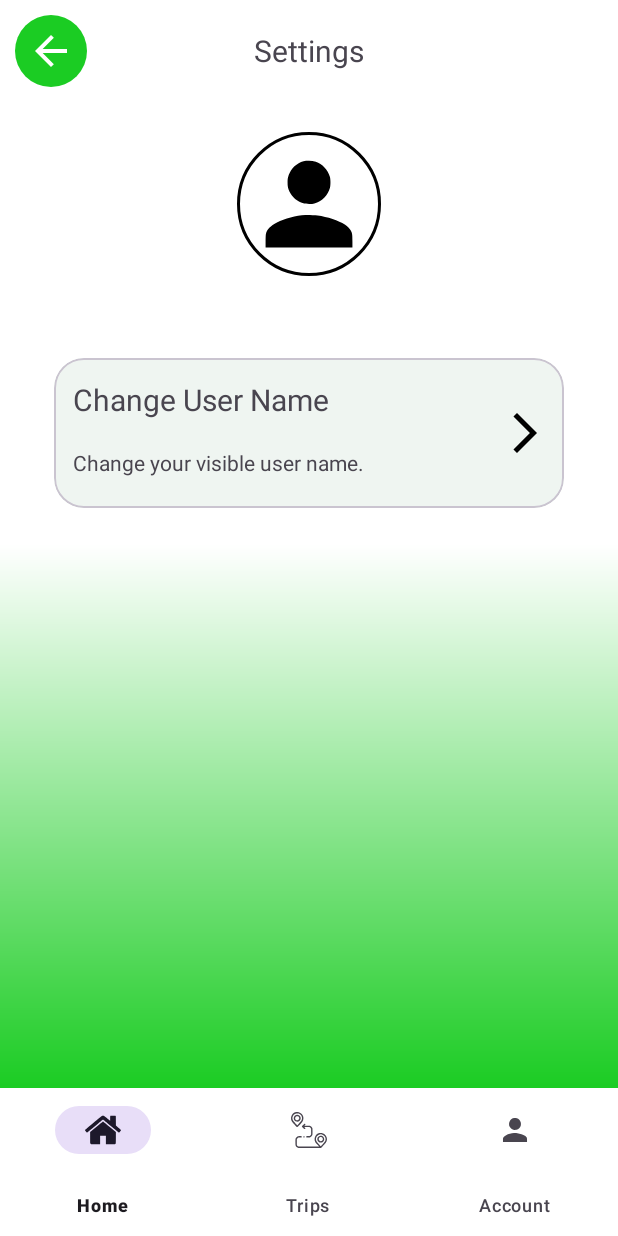
After one commit to borakafadar/Roamio, an Android app: the fragment SettingsFragment placed in its activity, on a phone screen of 412 x 824 dp. The commit adds this screen. Run offline under Robolectric (Android 15) with nearby library versions, the phone set to English and light mode, and no system bars; our stand-ins replace Room's generated code.

Commit message:
Adds settings screen and user name editing
Implements a settings screen accessible from the account fragment.
Adds functionality to change the user's name through a dialog within the settings screen, persisting the change to the database.
Updates user data calculation logic.
Changes how trip data is loaded to use the trips table and ensures consistent data.

```diff
--- a/app/src/main/java/com/borakafadar/roamio/AccountFragment.java
+++ b/app/src/main/java/com/borakafadar/roamio/AccountFragment.java
@@ -112,6 +112,14 @@
         });
         handler.postDelayed(runnable,1000);
 
+        view.findViewById(R.id.settingsButton).setOnClickListener(new View.OnClickListener() {
+            @Override
+            public void onClick(View v) {
+                Fragment fragment = new SettingsFragment();
+                getActivity().getSupportFragmentManager().beginTransaction().replace(R.id.fragment_container, fragment).commit();
+            }
+        });
+
         return view;
     }
 
@@ -166,7 +174,8 @@
         SaveManager.getUser(this.getContext(), new SaveManager.UserCallback() {
             @Override
             public void onUserLoaded(User user) {
-                user.setTripEntitiesFromJson();
+                //user.setTripEntitiesFromJson();
+                user.setTripEntitiesFromTripsTable(AccountFragment.this.getContext());
                 AccountFragment.this.user = user;
             }
 
--- a/app/src/main/java/com/borakafadar/roamio/App/Save/Converter.java
+++ b/app/src/main/java/com/borakafadar/roamio/App/Save/Converter.java
@@ -45,10 +45,4 @@
         return tripEntity;
     }
 
-    public static Trip tripEntityToTrip(TripEntity tripEntity){
-        //TODO: implement method
-        Trip trip = new Trip();
-
-        return trip;
-    }
 }
--- a/app/src/main/java/com/borakafadar/roamio/App/Save/SaveManager.java
+++ b/app/src/main/java/com/borakafadar/roamio/App/Save/SaveManager.java
@@ -107,6 +107,9 @@
     public static void updateUser(Context context, User user){
         UserDatabase db = Room.databaseBuilder(context, UserDatabase.class, "user-database").build();
         new Thread(() -> {
+            user.setTripEntitiesToJson();
+            user.calculateData();
+            Log.d("userDb", "user successfully updated");
             db.userDao().update(user);
         }).start();
     }
--- a/app/src/main/java/com/borakafadar/roamio/App/User.java
+++ b/app/src/main/java/com/borakafadar/roamio/App/User.java
@@ -1,14 +1,18 @@
 package com.borakafadar.roamio.App;
 
+import android.content.Context;
 import android.location.Location;
 
 import androidx.room.Entity;
 import androidx.room.PrimaryKey;
 
 import com.borakafadar.roamio.App.Save.Converter;
+import com.borakafadar.roamio.App.Save.SaveManager;
 import com.borakafadar.roamio.App.Save.TripEntity;
 
 import java.util.ArrayList;
+import java.util.List;
+import java.util.Locale;
 
 @Entity(tableName = "user")
 public class User {
@@ -61,9 +65,17 @@
     }
 
     public void addTrip(TripEntity tripEntity){
-        distance += tripEntity.getDistance();
-        duration += parseToTime(tripEntity.getDuration());
         tripEntities.add(tripEntity);
+        calculateData();
+    }
+
+    public void calculateData(){
+        distance = 0;
+        duration = 0;
+        for(TripEntity trip : tripEntities){
+            distance += trip.getDistance();
+            duration += parseToTime(trip.getDuration());
+        }
     }
 
     public String parseTime(){
@@ -73,7 +85,7 @@
         long minutes = (totalTime % 3600) / 60;
         long seconds = totalTime % 60;
 
-        return String.format("%02d:%02d:%02d", hours, minutes, seconds);
+        return String.format(Locale.ENGLISH,"%02d:%02d:%02d", hours, minutes, seconds);
 
     }
 
@@ -107,4 +119,20 @@
         tripEntitiesJson = Converter.convertTripEntitiesToJson(tripEntities);
     }
 
+    public void setTripEntitiesFromTripsTable(Context context){
+        SaveManager.getAllTrips(context, new SaveManager.TripsCallback() {
+            @Override
+            public void onTripsLoaded(List<TripEntity> trips) {
+                tripEntities = (ArrayList<TripEntity>) trips;
+                calculateData();
+                SaveManager.updateUser(context, User.this);
+            }
+
+            @Override
+            public void onTripLoaded(TripEntity trip) {
+                //nothing
+            }
+        });
+    }
+
 }
--- a/app/src/main/java/com/borakafadar/roamio/HomeFragment.java
+++ b/app/src/main/java/com/borakafadar/roamio/HomeFragment.java
@@ -150,7 +150,8 @@
         SaveManager.getUser(this.getContext(), new SaveManager.UserCallback(){
             @Override
             public void onUserLoaded(User user) {
-                user.setTripEntitiesFromJson();
+                //user.setTripEntitiesFromJson();
+                user.setTripEntitiesFromTripsTable(HomeFragment.this.getContext());
                 HomeFragment.this.user = user;
             }
             @Override
--- a/app/src/main/java/com/borakafadar/roamio/MapsActivity.java
+++ b/app/src/main/java/com/borakafadar/roamio/MapsActivity.java
@@ -352,7 +352,8 @@
             @Override
             public void onUserLoaded(User user) {
                 MapsActivity.this.user = user;
-                user.setTripEntitiesFromJson();
+                //user.setTripEntitiesFromJson();
+                user.setTripEntitiesFromTripsTable(MapsActivity.this);
             }
 
             @Override
--- /dev/null
+++ b/app/src/main/java/com/borakafadar/roamio/SettingsFragment.java
@@ -0,0 +1,151 @@
+package com.borakafadar.roamio;
+
+import android.os.Bundle;
+
+import androidx.appcompat.app.AlertDialog;
+import androidx.fragment.app.Fragment;
+
+import android.os.Handler;
+import android.view.LayoutInflater;
+import android.view.View;
+import android.view.ViewGroup;
+import android.widget.Button;
+import android.widget.TextView;
+
+import com.borakafadar.roamio.App.Save.SaveManager;
+import com.borakafadar.roamio.App.User;
+import com.google.android.material.dialog.MaterialAlertDialogBuilder;
+import com.google.android.material.textfield.TextInputEditText;
+import com.google.android.material.textfield.TextInputLayout;
+
+/**
+ * A simple {@link Fragment} subclass.
+ * Use the {@link SettingsFragment#newInstance} factory method to
+ * create an instance of this fragment.
+ */
+public class SettingsFragment extends Fragment {
+
+    // TODO: Rename parameter arguments, choose names that match
+    // the fragment initialization parameters, e.g. ARG_ITEM_NUMBER
+    private static final String ARG_PARAM1 = "param1";
+    private static final String ARG_PARAM2 = "param2";
+
+    // TODO: Rename and change types of parameters
+    private String mParam1;
+    private String mParam2;
+
+    private User user;
+
+    public SettingsFragment() {
+        // Required empty public constructor
+    }
+
+    /**
+     * Use this factory method to create a new instance of
+     * this fragment using the provided parameters.
+     *
+     * @param param1 Parameter 1.
+     * @param param2 Parameter 2.
+     * @return A new instance of fragment SettingsFragment.
+     */
+    // TODO: Rename and change types and number of parameters
+    public static SettingsFragment newInstance(String param1, String param2) {
+        SettingsFragment fragment = new SettingsFragment();
+        Bundle args = new Bundle();
+        args.putString(ARG_PARAM1, param1);
+        args.putString(ARG_PARAM2, param2);
+        fragment.setArguments(args);
+        return fragment;
+    }
+
+    @Override
+    public void onCreate(Bundle savedInstanceState) {
+        super.onCreate(savedInstanceState);
+        if (getArguments() != null) {
+            mParam1 = getArguments().getString(ARG_PARAM1);
+            mParam2 = getArguments().getString(ARG_PARAM2);
+        }
+
+
+        getUser();
+    }
+
+    @Override
+    public View onCreateView(LayoutInflater inflater, ViewGroup container,
+                             Bundle savedInstanceState) {
+        // Inflate the layout for this fragment
+        View view = inflater.inflate(R.layout.fragment_settings, container, false);
+
+        Button backButton = view.findViewById(R.id.settingsBackButton);
+
+        backButton.setOnClickListener(new View.OnClickListener() {
+
+            @Override
+            public void onClick(View v) {
+                Fragment fragment = new AccountFragment();
+                getActivity().getSupportFragmentManager().beginTransaction().replace(R.id.fragment_container, fragment).commit();
+            }
+        });
+
+        Handler handler = new Handler();
+        Runnable runnable = (() ->{
+            TextView userNameTextView = view.findViewById(R.id.userNameTextView);
+            userNameTextView.setText(user.getName());
+        });
+        handler.postDelayed(runnable,1000);
+
+
+
+        View changeAccountNameButton = view.findViewById(R.id.changeAccountNameButton);
+        TextView changeAccountNameTitleTextView = changeAccountNameButton.findViewById(R.id.settingsCardTitleTextView);
+        TextView changeAccountNameDetailsTextView = changeAccountNameButton.findViewById(R.id.settingsCardDetailsTextView);
+
+        changeAccountNameTitleTextView.setText(R.string.change_user_name_text);
+        changeAccountNameDetailsTextView.setText(R.string.change_user_name_details);
+        changeAccountNameButton.setOnClickListener(new View.OnClickListener() {
+            @Override
+            public void onClick(View v) {
+                View dialogView = LayoutInflater.from(getContext()).inflate(R.layout.dialog_input, null);
+                TextInputEditText editText = dialogView.findViewById(R.id.tripDialogEditText);
+                TextInputLayout textInputLayout = dialogView.findViewById(R.id.tripDialogTextInputLayout);
+                textInputLayout.setHint("Enter User Name");
+                editText.setText(user.getName());
+
+                AlertDialog alertDialog = new MaterialAlertDialogBuilder(SettingsFragment.this.getContext())
+                        .setTitle("Change User Name")
+                        .setView(dialogView).setPositiveButton("OK", (dialog, which) -> {
+                            user.setName(editText.getText().toString());
+                            SaveManager.updateUser(SettingsFragment.this.getContext(), user);
+                        }).setNegativeButton("Cancel", (dialog, which) -> dialog.dismiss())
+                        .create();
+                alertDialog.show();
+            }
+        });
+
+
+
+
+
+
+        return view;
+    }
+
+
+
+    public void getUser(){
+        SaveManager.getUser(this.getContext(), new SaveManager.UserCallback() {
+            @Override
+            public void onUserLoaded(User user) {
+                //user.setTripEntitiesFromJson();
+                user.setTripEntitiesFromTripsTable(SettingsFragment.this.getContext());
+                SettingsFragment.this.user = user;
+            }
+
+            @Override
+            public void onUserCountLoaded(int count) {
+                //nothing
+            }
+        });
+
+    }
+}
--- a/app/src/main/java/com/borakafadar/roamio/TripMapsActivity.java
+++ b/app/src/main/java/com/borakafadar/roamio/TripMapsActivity.java
@@ -36,6 +36,7 @@
 
 import java.util.ArrayList;
 import java.util.List;
+import java.util.Locale;
 
 public class TripMapsActivity extends FragmentActivity implements OnMapReadyCallback {
 
@@ -111,7 +112,7 @@
                     comments.setText(tripEntity.getComments());
                     date.setText(tripEntity.getDate());
                     time.setText(tripEntity.getDuration());
-                    distance.setText(String.format("%.2f", tripEntity.getDistance()) + " km");
+                    distance.setText(String.format(Locale.ENGLISH,"%.2f", tripEntity.getDistance()) + " km");
 
 
                     updatePolylines(tripEntity.getTripSegments());
--- /dev/null
+++ b/app/src/main/res/drawable/account_circle.xml
@@ -0,0 +1,9 @@
+<?xml version="1.0" encoding="utf-8"?>
+<shape xmlns:android="http://schemas.android.com/apk/res/android">
+
+    <stroke android:color="@color/black" android:width="2dp"/>
+    <corners android:radius="50dp"/>
+    <size android:width="100dp" android:height="100dp"/>
+    <padding android:left="5dp" android:top="5dp" android:right="5dp" android:bottom="5dp" />
+
+</shape>
--- /dev/null
+++ b/app/src/main/res/drawable/arrow_back.xml
@@ -0,0 +1,5 @@
+<vector xmlns:android="http://schemas.android.com/apk/res/android" android:autoMirrored="true" android:height="24dp" android:tint="#000000" android:viewportHeight="960" android:viewportWidth="960" android:width="24dp">
+
+    <path android:fillColor="@android:color/white" android:pathData="M313,520L537,744L480,800L160,480L480,160L537,216L313,440L800,440L800,520L313,520Z"/>
+
+</vector>
--- /dev/null
+++ b/app/src/main/res/layout/card_view_settings.xml
@@ -0,0 +1,67 @@
+<?xml version="1.0" encoding="utf-8"?>
+<androidx.constraintlayout.widget.ConstraintLayout xmlns:android="http://schemas.android.com/apk/res/android"
+    xmlns:app="http://schemas.android.com/apk/res-auto"
+    xmlns:tools="http://schemas.android.com/tools"
+    android:layout_width="match_parent"
+    android:layout_height="wrap_content"
+    android:layout_marginTop="10dp"
+    android:layout_marginBottom="10dp"
+    >
+
+    <com.google.android.material.card.MaterialCardView
+        android:layout_width="340dp"
+        android:layout_height="100dp"
+        app:layout_constraintBottom_toBottomOf="parent"
+        app:layout_constraintEnd_toEndOf="parent"
+        app:layout_constraintStart_toStartOf="parent"
+        app:layout_constraintTop_toTopOf="parent"
+        app:cardCornerRadius="20dp"
+        android:layout_marginBottom="10dp"
+        >
+
+        <androidx.constraintlayout.widget.ConstraintLayout
+            android:layout_width="match_parent"
+            android:layout_height="match_parent"
+            android:padding="10dp"
+            android:background="#101BCC23"
+            >
+
+
+            <TextView
+                android:id="@+id/settingsCardTitleTextView"
+                android:layout_width="wrap_content"
+                android:layout_height="wrap_content"
+                android:layout_marginTop="4dp"
+                android:maxWidth="240dp"
+                android:singleLine="true"
+                android:text="@string/settings_title_placeholder"
+                android:textSize="20sp"
+                app:layout_constraintEnd_toStartOf="@+id/arrowIconImageView"
+                app:layout_constraintHorizontal_bias="0.025"
+                app:layout_constraintStart_toStartOf="parent"
+                app:layout_constraintTop_toTopOf="parent" />
+
+            <TextView
+                android:id="@+id/settingsCardDetailsTextView"
+                android:layout_width="wrap_content"
+                android:layout_height="wrap_content"
+                android:layout_marginTop="8dp"
+                android:maxWidth="240dp"
+                android:maxLines="2"
+                android:text="@string/setting_detail_placeholder"
+                app:layout_constraintBottom_toBottomOf="parent"
+                app:layout_constraintStart_toStartOf="@+id/settingsCardTitleTextView"
+                app:layout_constraintTop_toBottomOf="@+id/settingsCardTitleTextView" />
+
+            <ImageView
+                android:id="@+id/arrowIconImageView"
+                android:layout_width="32dp"
+                android:layout_height="32dp"
+                android:src="@drawable/arrow_forward"
+                app:layout_constraintBottom_toBottomOf="parent"
+                app:layout_constraintEnd_toEndOf="parent"
+                app:layout_constraintTop_toTopOf="parent" />
+
+        </androidx.constraintlayout.widget.ConstraintLayout>
+    </com.google.android.material.card.MaterialCardView>
+</androidx.constraintlayout.widget.ConstraintLayout>
--- a/app/src/main/res/layout/fragment_account.xml
+++ b/app/src/main/res/layout/fragment_account.xml
@@ -31,7 +31,7 @@
         android:id="@+id/userNameTextView"
         android:layout_width="wrap_content"
         android:layout_height="wrap_content"
-        android:text="User"
+        android:text="@string/user_name_placeholder"
         android:textSize="24sp"
         app:layout_constraintBottom_toBottomOf="parent"
         app:layout_constraintEnd_toEndOf="parent"
--- a/app/src/main/res/layout/fragment_home.xml
+++ b/app/src/main/res/layout/fragment_home.xml
@@ -4,6 +4,7 @@
     xmlns:tools="http://schemas.android.com/tools"
     android:layout_width="match_parent"
     android:layout_height="match_parent"
+    android:theme="@style/Base.Theme.Roamio"
     android:gravity="center"
     android:orientation="vertical"
     tools:context=".HomeFragment"
--- /dev/null
+++ b/app/src/main/res/layout/fragment_settings.xml
@@ -0,0 +1,95 @@
+<?xml version="1.0" encoding="utf-8"?>
+<LinearLayout xmlns:android="http://schemas.android.com/apk/res/android"
+    xmlns:tools="http://schemas.android.com/tools"
+    android:layout_width="match_parent"
+    android:layout_height="match_parent"
+    xmlns:app="http://schemas.android.com/apk/res-auto"
+    tools:context=".SettingsFragment"
+    android:orientation="vertical">
+
+    <RelativeLayout
+        android:layout_width="match_parent"
+        android:layout_height="wrap_content"
+        android:layout_margin="10dp">
+
+        <com.google.android.material.button.MaterialButton
+            android:id="@+id/settingsBackButton"
+            android:layout_width="48dp"
+            android:layout_height="48dp"
+            android:contentDescription="@string/settings_back_button_text"
+            app:icon="@drawable/arrow_back"
+            android:gravity="center"
+            android:insetLeft="0dp"
+            android:insetTop="0dp"
+            android:insetRight="0dp"
+            android:insetBottom="0dp"
+            app:iconGravity="textStart"
+            app:iconPadding="0dp"
+            app:iconSize="32dp"
+            />
+        <TextView
+            android:layout_width="wrap_content"
+            android:layout_height="wrap_content"
+            android:text="@string/settings_text"
+            android:layout_centerInParent="true"
+            android:textSize="20sp"/>
+
+    </RelativeLayout>
+
+    <ScrollView
+        android:layout_width="match_parent"
+        android:layout_height="wrap_content"
+        android:layout_gravity="center"
+        android:layout_margin="10dp"
+        >
+
+        <LinearLayout
+            android:layout_width="match_parent"
+            android:layout_height="wrap_content"
+            android:layout_margin="10dp"
+            android:gravity="center"
+            android:orientation="vertical"
+
+            >
+            <ImageView
+                android:id="@+id/userImageView"
+                android:layout_width="96dp"
+                android:layout_height="96dp"
+                android:contentDescription="@string/user_image_text"
+                android:src="@drawable/person"
+                android:background="@drawable/account_circle"/>
+
+            <TextView
+                android:id="@+id/userNameTextView"
+                android:layout_width="wrap_content"
+                android:layout_height="wrap_content"
+                android:text="@string/user_name_placeholder"
+                android:textSize="18sp"
+                android:layout_marginTop="10dp"
+                android:layout_marginBottom="20dp"
+                />
+
+            <include
+                layout="@layout/card_view_settings"
+                android:id="@+id/changeAccountNameButton"
+                android:layout_width="match_parent"
+                android:layout_height="wrap_content"
+                />
+
+
+
+
+        </LinearLayout>
+
+
+
+
+
+
+
+
+    </ScrollView>
+
+
+
+</LinearLayout>
--- a/app/src/main/res/values-night/themes.xml
+++ b/app/src/main/res/values-night/themes.xml
@@ -1,6 +1,8 @@
 <resources xmlns:tools="http://schemas.android.com/tools">
     <!-- Base application theme. -->
-    <style name="Base.Theme.Roamio" parent="Theme.Material3.DayNight.NoActionBar">
+
+    <!-- For now no dark mode, change Theme.Material3.Light.NoActionBar into Theme.Material3.DayNight.NoActionBar when there is a light mode -->
+    <style name="Base.Theme.Roamio" parent="Theme.Material3.Light.NoActionBar">
         <!-- Customize your dark theme here. -->
         <!-- <item name="colorPrimary">@color/my_dark_primary</item> -->
     </style>
--- a/app/src/main/res/values/strings.xml
+++ b/app/src/main/res/values/strings.xml
@@ -30,6 +30,14 @@
     <string name="continue_button_text">Continue</string>
     <string name="user_total_duration_text">Total Duration:</string>
     <string name="user_total_distance_text">Total Distance:</string>
+    <string name="settings_back_button_text">Back to user</string>
+    <string name="settings_text">Settings</string>
+    <string name="user_image_text">User image</string>
+    <string name="user_name_placeholder">User</string>
+    <string name="settings_title_placeholder">Settings Title</string>
+    <string name="setting_detail_placeholder">This is a detail about the specific setting</string>
+    <string name="change_user_name_text">Change User Name</string>
+    <string name="change_user_name_details">Change your visible user name.</string>
 
 
 </resources>
--- a/gradle.properties
+++ b/gradle.properties
@@ -19,3 +19,4 @@
 # resources declared in the library itself and none from the library's dependencies,
 # thereby reducing the size of the R class for that library
 android.nonTransitiveRClass=true
+org.gradle.configuration-cache=true
```
